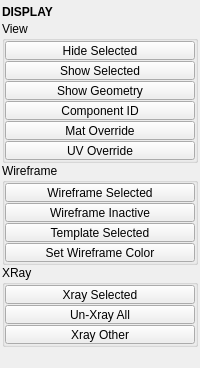
This is tentacle/ui/display.ui in m3trik/tentacle as Qt 5 draws it before an edit. The edited form follows.
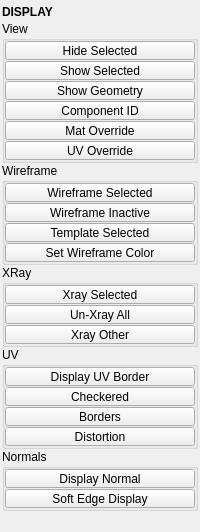
This is the edited form. Custom widgets are drawn as their Qt base class.

Commit message:
slots/ui: consolidate display widgets, trim normals/rigging/uv panels
Moves chk014/015/016 plus several buttons (b022/b023/b024) into
display.py and display.ui from normals/rigging/uv. The original
panels lose their old widgets and slot handlers in turn. README
badge updated to reflect the current 282-test count.

Diff of the .ui file:
```diff
--- a/tentacle/ui/display.ui
+++ b/tentacle/ui/display.ui
@@ -403,6 +403,195 @@
         </layout>
        </widget>
       </item>
+      <item>
+       <widget class="QGroupBox" name="UV">
+        <property name="title">
+         <string>UV</string>
+        </property>
+        <layout class="QVBoxLayout" name="verticalLayout_7">
+         <property name="spacing">
+          <number>1</number>
+         </property>
+         <property name="leftMargin">
+          <number>0</number>
+         </property>
+         <property name="topMargin">
+          <number>0</number>
+         </property>
+         <property name="rightMargin">
+          <number>0</number>
+         </property>
+         <property name="bottomMargin">
+          <number>0</number>
+         </property>
+         <item>
+          <widget class="QPushButton" name="b022">
+           <property name="minimumSize">
+            <size>
+             <width>0</width>
+             <height>19</height>
+            </size>
+           </property>
+           <property name="maximumSize">
+            <size>
+             <width>16777215</width>
+             <height>19</height>
+            </size>
+           </property>
+           <property name="toolTip">
+            <string>Toggle display of UV shell border edges in the viewport.</string>
+           </property>
+           <property name="text">
+            <string>Display UV Border</string>
+           </property>
+          </widget>
+         </item>
+         <item>
+          <widget class="QPushButton" name="chk014">
+           <property name="minimumSize">
+            <size>
+             <width>0</width>
+             <height>19</height>
+            </size>
+           </property>
+           <property name="maximumSize">
+            <size>
+             <width>16777215</width>
+             <height>19</height>
+            </size>
+           </property>
+           <property name="toolTip">
+            <string>Toggle the UV editor checkered pattern.</string>
+           </property>
+           <property name="text">
+            <string>Checkered</string>
+           </property>
+           <property name="checkable">
+            <bool>true</bool>
+           </property>
+          </widget>
+         </item>
+         <item>
+          <widget class="QPushButton" name="chk015">
+           <property name="minimumSize">
+            <size>
+             <width>0</width>
+             <height>19</height>
+            </size>
+           </property>
+           <property name="maximumSize">
+            <size>
+             <width>16777215</width>
+             <height>19</height>
+            </size>
+           </property>
+           <property name="toolTip">
+            <string>Toggle UV shell border display in the UV editor.</string>
+           </property>
+           <property name="text">
+            <string>Borders</string>
+           </property>
+           <property name="checkable">
+            <bool>true</bool>
+           </property>
+          </widget>
+         </item>
+         <item>
+          <widget class="QPushButton" name="chk016">
+           <property name="minimumSize">
+            <size>
+             <width>0</width>
+             <height>19</height>
+            </size>
+           </property>
+           <property name="maximumSize">
+            <size>
+             <width>16777215</width>
+             <height>19</height>
+            </size>
+           </property>
+           <property name="toolTip">
+            <string>Toggle UV distortion shading in the UV editor.</string>
+           </property>
+           <property name="text">
+            <string>Distortion</string>
+           </property>
+           <property name="checkable">
+            <bool>true</bool>
+           </property>
+          </widget>
+         </item>
+        </layout>
+       </widget>
+      </item>
+      <item>
+       <widget class="QGroupBox" name="Normals">
+        <property name="title">
+         <string>Normals</string>
+        </property>
+        <layout class="QVBoxLayout" name="verticalLayout_8">
+         <property name="spacing">
+          <number>1</number>
+         </property>
+         <property name="leftMargin">
+          <number>0</number>
+         </property>
+         <property name="topMargin">
+          <number>0</number>
+         </property>
+         <property name="rightMargin">
+          <number>0</number>
+         </property>
+         <property name="bottomMargin">
+          <number>0</number>
+         </property>
+         <item>
+          <widget class="QPushButton" name="b024">
+           <property name="minimumSize">
+            <size>
+             <width>0</width>
+             <height>19</height>
+            </size>
+           </property>
+           <property name="maximumSize">
+            <size>
+             <width>16777215</width>
+             <height>19</height>
+            </size>
+           </property>
+           <property name="toolTip">
+            <string>Toggle display of face normals on selected meshes.</string>
+           </property>
+           <property name="text">
+            <string>Display Normal</string>
+           </property>
+          </widget>
+         </item>
+         <item>
+          <widget class="QPushButton" name="b023">
+           <property name="minimumSize">
+            <size>
+             <width>0</width>
+             <height>19</height>
+            </size>
+           </property>
+           <property name="maximumSize">
+            <size>
+             <width>16777215</width>
+             <height>19</height>
+            </size>
+           </property>
+           <property name="toolTip">
+            <string>Toggle soft edge display. Soft edge normals display dotted.</string>
+           </property>
+           <property name="text">
+            <string>Soft Edge Display</string>
+           </property>
+          </widget>
+         </item>
+        </layout>
+       </widget>
+      </item>
       <item>
        <spacer name="verticalSpacer">
         <property name="orientation">
```
The commit also changes 9 other files.
